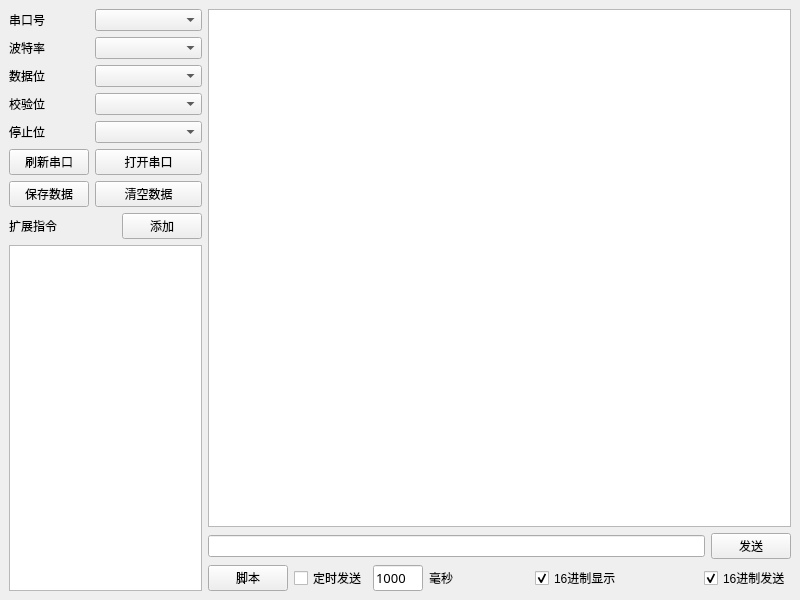
Qt form MainWindow.ui (AndroidCoderPeng/SerialPortDebugger) before a commit.
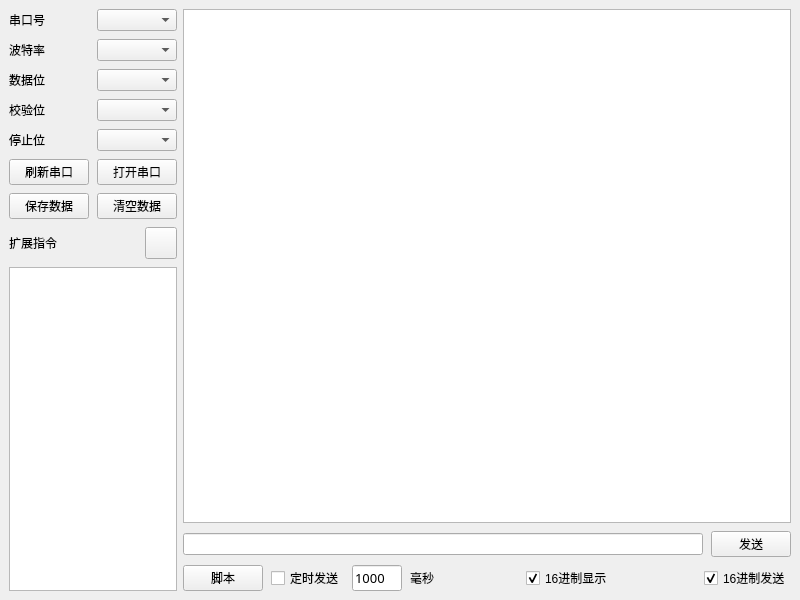
The same form after that commit. Icons and pictures are not drawn.

Commit message: feat(MainWindow): 更新UI布局，调整间距和按钮样式，添加新图标

Patch:
```diff
--- a/MainWindow.ui
+++ b/MainWindow.ui
@@ -14,6 +14,9 @@
    <layout class="QHBoxLayout" name="rootLayout" stretch="1,4">
     <item>
      <layout class="QGridLayout" name="gridLayout">
+      <property name="spacing">
+       <number>8</number>
+      </property>
       <item row="5" column="2" colspan="3">
        <widget class="QPushButton" name="openPortButton">
         <property name="text">
@@ -38,8 +41,24 @@
       </item>
       <item row="8" column="4">
        <widget class="QPushButton" name="addCommandButton">
+        <property name="minimumSize">
+         <size>
+          <width>32</width>
+          <height>32</height>
+         </size>
+        </property>
+        <property name="maximumSize">
+         <size>
+          <width>32</width>
+          <height>32</height>
+         </size>
+        </property>
         <property name="text">
-         <string>添加</string>
+         <string/>
+        </property>
+        <property name="icon">
+         <iconset resource="image.qrc">
+          <normaloff>:/icon/button_add.ico</normaloff>:/icon/button_add.ico</iconset>
         </property>
        </widget>
       </item>
@@ -117,6 +136,9 @@
     </item>
     <item>
      <layout class="QVBoxLayout" name="verticalLayout" stretch="8,1,1">
+      <property name="spacing">
+       <number>8</number>
+      </property>
       <item>
        <widget class="QPlainTextEdit" name="comMessageView">
         <property name="textInteractionFlags">
@@ -126,6 +148,9 @@
       </item>
       <item>
        <layout class="QHBoxLayout" name="horizontalLayout_2">
+        <property name="spacing">
+         <number>8</number>
+        </property>
         <item>
          <widget class="QLineEdit" name="userInputView">
           <property name="clearButtonEnabled">
@@ -144,6 +169,9 @@
       </item>
       <item>
        <layout class="QHBoxLayout" name="horizontalLayout">
+        <property name="spacing">
+         <number>8</number>
+        </property>
         <item>
          <widget class="QPushButton" name="scriptButton">
           <property name="text">
```
Left out of the diff: 4 changed lines with no effect on the pictures. The commit also changes 3 other files.
